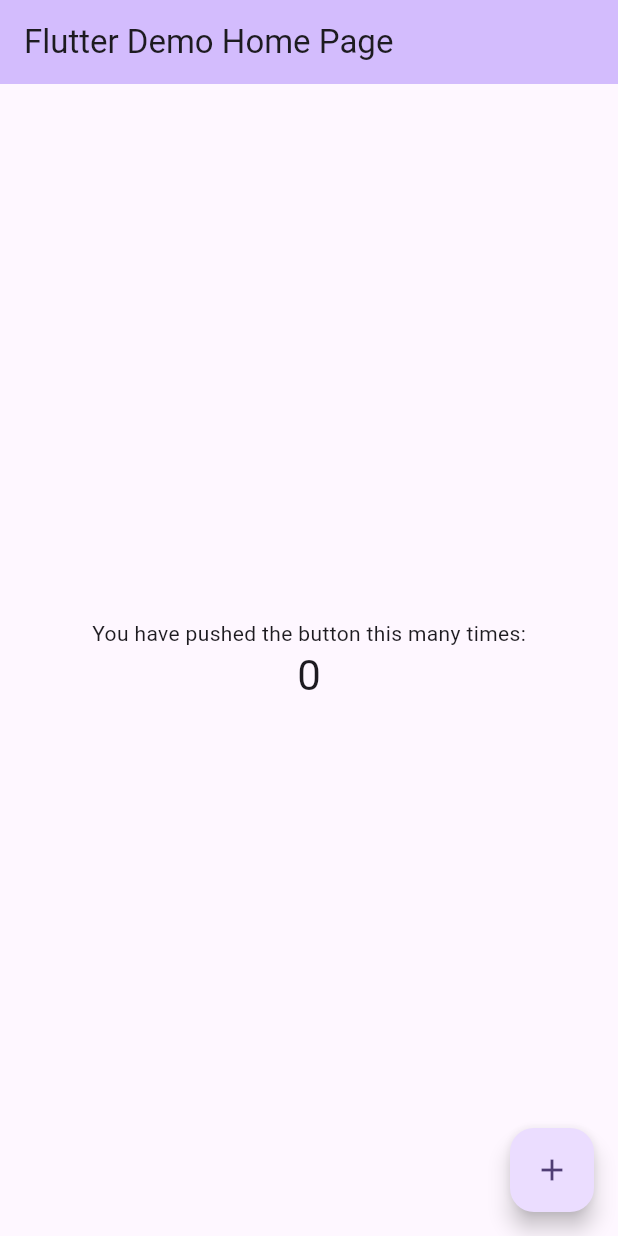
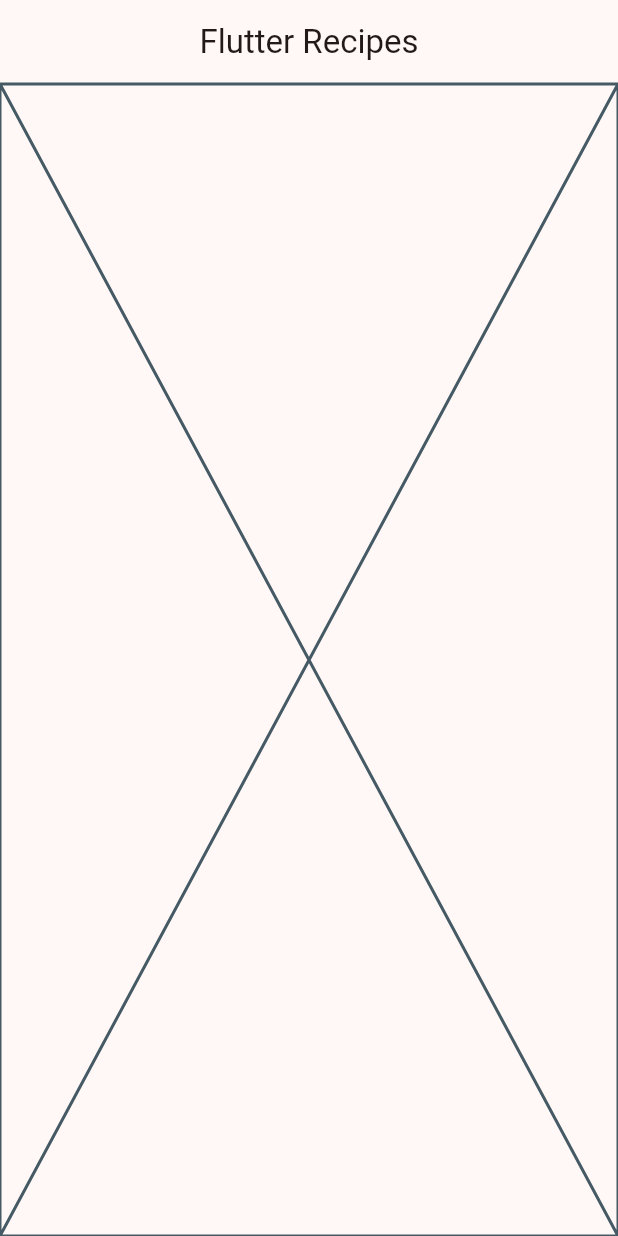
Before and after one commit to gabshs/recipes-flutter, a Flutter app: the screen it shows after launch, on a phone screen of 412 x 824 dp. Run offline on Flutter 3.47's test engine with Material 2 defaults, Android fonts, the phone set to English and light mode, and no system bars.

Commit message:
feat: clean main file

```diff
--- a/lib/main.dart
+++ b/lib/main.dart
@@ -11,115 +11,33 @@ class MyApp extends StatelessWidget {
   @override
   Widget build(BuildContext context) {
     return MaterialApp(
-      title: 'Flutter Demo',
+      title: 'Flutter Recipes',
       theme: ThemeData(
-        // This is the theme of your application.
-        //
-        // TRY THIS: Try running your application with "flutter run". You'll see
-        // the application has a blue toolbar. Then, without quitting the app,
-        // try changing the seedColor in the colorScheme below to Colors.green
-        // and then invoke "hot reload" (save your changes or press the "hot
-        // reload" button in a Flutter-supported IDE, or press "r" if you used
-        // the command line to start the app).
-        //
-        // Notice that the counter didn't reset back to zero; the application
-        // state is not lost during the reload. To reset the state, use hot
-        // restart instead.
-        //
-        // This works for code too, not just values: Most code changes can be
-        // tested with just a hot reload.
-        colorScheme: ColorScheme.fromSeed(seedColor: Colors.deepPurple),
+        colorScheme: ColorScheme.fromSeed(seedColor: Colors.red),
         useMaterial3: true,
       ),
-      home: const MyHomePage(title: 'Flutter Demo Home Page'),
+      home: const MyHomePage(),
     );
   }
 }
 
 class MyHomePage extends StatefulWidget {
-  const MyHomePage({super.key, required this.title});
-
-  // This widget is the home page of your application. It is stateful, meaning
-  // that it has a State object (defined below) that contains fields that affect
-  // how it looks.
-
-  // This class is the configuration for the state. It holds the values (in this
-  // case the title) provided by the parent (in this case the App widget) and
-  // used by the build method of the State. Fields in a Widget subclass are
-  // always marked "final".
-
-  final String title;
+  const MyHomePage({super.key});
 
   @override
   State<MyHomePage> createState() => _MyHomePageState();
 }
 
 class _MyHomePageState extends State<MyHomePage> {
-  int _counter = 0;
-
-  void _incrementCounter() {
-    setState(() {
-      // This call to setState tells the Flutter framework that something has
-      // changed in this State, which causes it to rerun the build method below
-      // so that the display can reflect the updated values. If we changed
-      // _counter without calling setState(), then the build method would not be
-      // called again, and so nothing would appear to happen.
-      _counter++;
-    });
-  }
-
   @override
   Widget build(BuildContext context) {
-    // This method is rerun every time setState is called, for instance as done
-    // by the _incrementCounter method above.
-    //
-    // The Flutter framework has been optimized to make rerunning build methods
-    // fast, so that you can just rebuild anything that needs updating rather
-    // than having to individually change instances of widgets.
     return Scaffold(
       appBar: AppBar(
-        // TRY THIS: Try changing the color here to a specific color (to
-        // Colors.amber, perhaps?) and trigger a hot reload to see the AppBar
-        // change color while the other colors stay the same.
-        backgroundColor: Theme.of(context).colorScheme.inversePrimary,
-        // Here we take the value from the MyHomePage object that was created by
-        // the App.build method, and use it to set our appbar title.
-        title: Text(widget.title),
+        centerTitle: true,
+        backgroundColor: Colors.transparent,
+        title: const Text('Flutter Recipes'),
       ),
-      body: Center(
-        // Center is a layout widget. It takes a single child and positions it
-        // in the middle of the parent.
-        child: Column(
-          // Column is also a layout widget. It takes a list of children and
-          // arranges them vertically. By default, it sizes itself to fit its
-          // children horizontally, and tries to be as tall as its parent.
-          //
-          // Column has various properties to control how it sizes itself and
-          // how it positions its children. Here we use mainAxisAlignment to
-          // center the children vertically; the main axis here is the vertical
-          // axis because Columns are vertical (the cross axis would be
-          // horizontal).
-          //
-          // TRY THIS: Invoke "debug painting" (choose the "Toggle Debug Paint"
-          // action in the IDE, or press "p" in the console), to see the
-          // wireframe for each widget.
-          mainAxisAlignment: MainAxisAlignment.center,
-          children: <Widget>[
-            const Text(
-              'You have pushed the button this many times:',
-            ),
-            Text(
-              '$_counter',
-              style: Theme.of(context).textTheme.headlineMedium,
-            ),
-          ],
-        ),
-      ),
-      floatingActionButton: FloatingActionButton(
-        onPressed: _incrementCounter,
-        tooltip: 'Increment',
-        child: const Icon(Icons.add),
-      ), // This trailing comma makes auto-formatting nicer for build methods.
+      body: const Placeholder(),
     );
   }
 }
```
